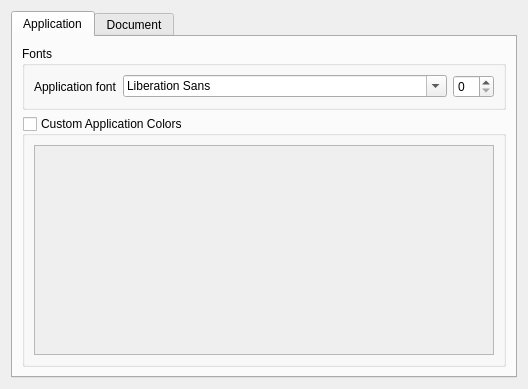
blurstudio/PrEditor, file blurdev/ide/config/editor/ui/schemeconfig.ui: the form before one commit.
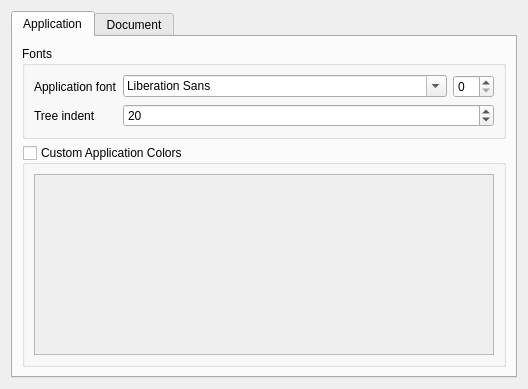
The form after the commit.

Commit message: Added support for setting the indention level of tree widgets in the IdeEditor.

Patch:
```diff
--- a/blurdev/ide/config/editor/ui/schemeconfig.ui
+++ b/blurdev/ide/config/editor/ui/schemeconfig.ui
@@ -50,6 +50,20 @@
           <item row="0" column="2">
            <widget class="QSpinBox" name="uiApplicationFontSizeSPN"/>
           </item>
+          <item row="1" column="0">
+           <widget class="QLabel" name="label_4">
+            <property name="text">
+             <string>Tree indent</string>
+            </property>
+           </widget>
+          </item>
+          <item row="1" column="1" colspan="2">
+           <widget class="QSpinBox" name="uiTreeIndentSPN">
+            <property name="value">
+             <number>20</number>
+            </property>
+           </widget>
+          </item>
          </layout>
         </widget>
        </item>
```
Left out of the diff: 32 changed lines with no effect on the pictures. The commit also changes 2 other files.
